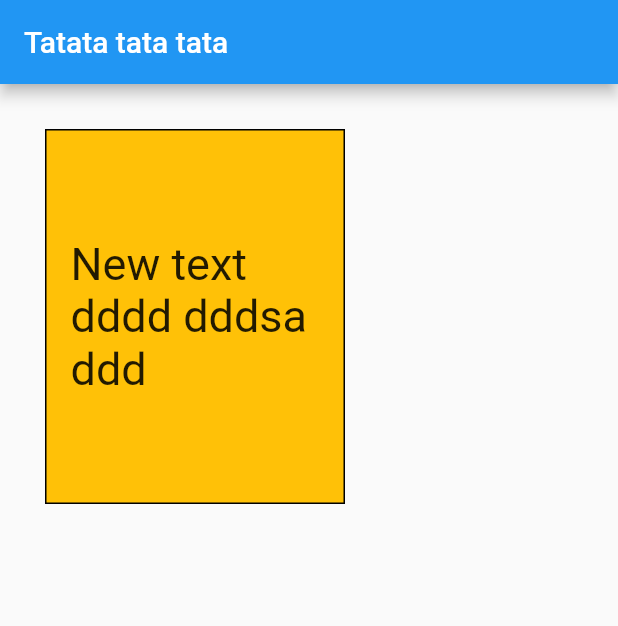
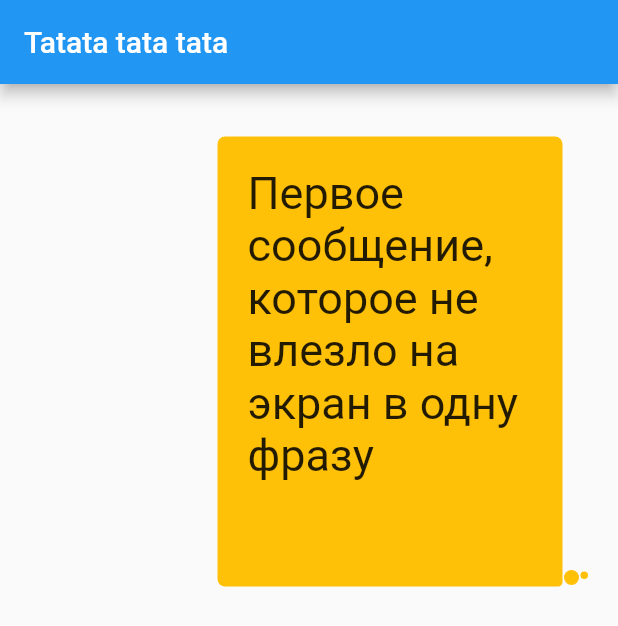
Before and after one commit to YanaLugina/flutter_ui, a Flutter app: the screen it shows after launch, on a phone screen of 412 x 824 dp. Shown: the top 626 px of the screen. Run offline on Flutter 3.47's test engine with Material 2 defaults, Android fonts, the phone set to English and light mode, and no system bars.

Commit message:
widgetContainer: add Paddings and Row, Containers and border radius

```diff
--- a/lib/main.dart
+++ b/lib/main.dart
@@ -1,3 +1,4 @@
+import 'package:flutter/cupertino.dart';
 import 'package:flutter/material.dart';
 
 void main() {
@@ -30,19 +31,53 @@ class MyHomePage extends StatelessWidget {
         // the App.build method, and use it to set our appbar title.
         title: Text(title),
       ),
-      body: Container(
-        width: 200,
-        height: 250,
-        padding: EdgeInsets.all(16),
-        margin: EdgeInsets.all(30),
-        alignment: Alignment.center,
-        decoration: BoxDecoration(
-          color: Colors.amber,
-          border: Border.all(),
-        ),
-        child: Text(
-          'New text dddd dddsa ddd',
-          style: TextStyle(fontSize: 30),
+      body: Padding(
+        padding: EdgeInsets.fromLTRB(20.0, 35.0, 20.0, 20.0),
+        child: Row(
+          mainAxisAlignment: MainAxisAlignment.end,
+          crossAxisAlignment: CrossAxisAlignment.end,
+          children: <Widget> [
+            Container(
+              width: 230,
+              height: 300,
+              alignment: Alignment.topLeft,
+              decoration: BoxDecoration(
+                  color: Colors.amber,
+                  border: null,
+                  borderRadius: BorderRadius.only(
+                      topLeft: Radius.circular(5.0),
+                      topRight: Radius.circular(5.0),
+                      bottomRight: Radius.circular(3.0),
+                      bottomLeft: Radius.circular(5.0),
+                  )
+              ),
+              child: Padding(
+                padding: EdgeInsets.all(20.0),
+                child: Text(
+                  'Первое сообщение, которое не влезло на экран в одну фразу',
+                  style: TextStyle(fontSize: 30),
+                ),
+              ),
+            ),
+            Container(
+              width: 10,
+              height: 10,
+              margin: EdgeInsets.fromLTRB(1, 0, 0, 1),
+              decoration: BoxDecoration(
+                color: Colors.amber,
+                borderRadius: BorderRadius.circular(50)
+              ),
+            ),
+            Container(
+              width: 5,
+              height: 5,
+              margin: EdgeInsets.fromLTRB(1, 0, 0, 5),
+              decoration: BoxDecoration(
+                  color: Colors.amber,
+                  borderRadius: BorderRadius.circular(50)
+              ),
+            ),
+          ],
         ),
       ),
       /*Center(
```
